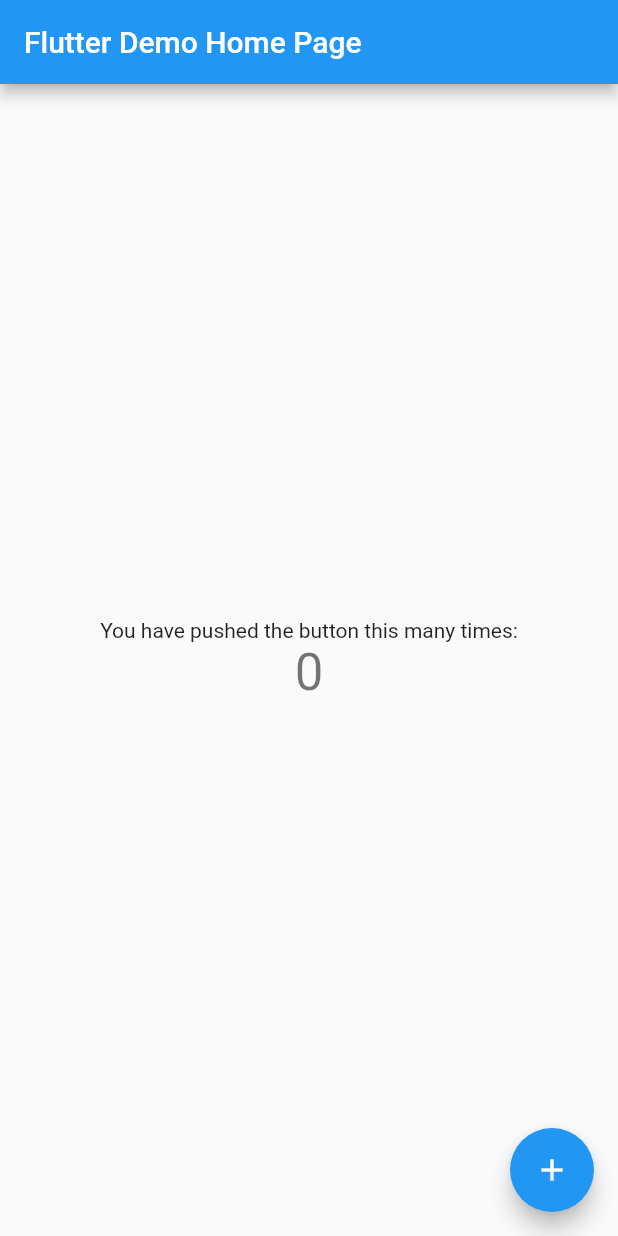
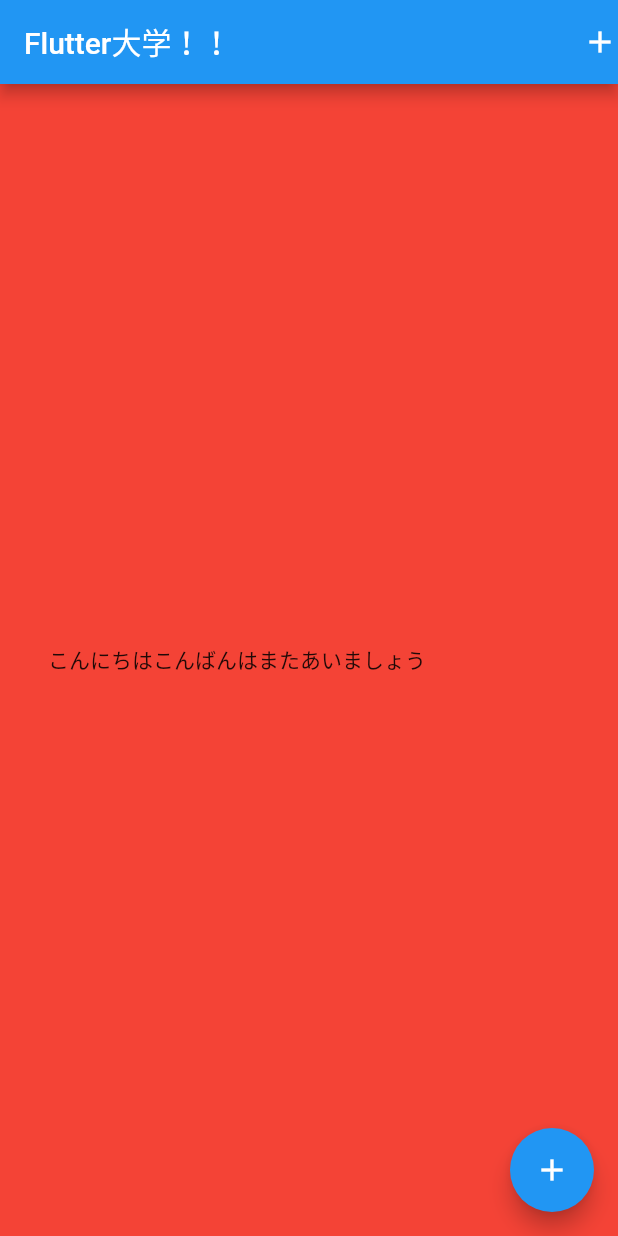
Before and after one commit to masakikono/flutter_univ, a Flutter app: the screen it shows after launch, on a phone screen of 412 x 824 dp. Run offline on Flutter 3.47's test engine with Material 2 defaults, Android fonts, the light colour scheme and no system bars.

Commit message:
finished first clip

```diff
--- a/lib/main.dart
+++ b/lib/main.dart
@@ -13,15 +13,6 @@
     return MaterialApp(
       title: 'Flutter Demo',
       theme: ThemeData(
-        // This is the theme of your application.
-        //
-        // Try running your application with "flutter run". You'll see the
-        // application has a blue toolbar. Then, without quitting the app, try
-        // changing the primarySwatch below to Colors.green and then invoke
-        // "hot reload" (press "r" in the console where you ran "flutter run",
-        // or simply save your changes to "hot reload" in a Flutter IDE).
-        // Notice that the counter didn't reset back to zero; the application
-        // is not restarted.
         primarySwatch: Colors.blue,
       ),
       home: const MyHomePage(title: 'Flutter Demo Home Page'),
@@ -31,15 +22,6 @@
 
 class MyHomePage extends StatefulWidget {
   const MyHomePage({Key? key, required this.title}) : super(key: key);
-
-  // This widget is the home page of your application. It is stateful, meaning
-  // that it has a State object (defined below) that contains fields that affect
-  // how it looks.
-
-  // This class is the configuration for the state. It holds the values (in this
-  // case the title) provided by the parent (in this case the App widget) and
-  // used by the build method of the State. Fields in a Widget subclass are
-  // always marked "final".
 
   final String title;
 
@@ -52,57 +34,31 @@
 
   void _incrementCounter() {
     setState(() {
-      // This call to setState tells the Flutter framework that something has
-      // changed in this State, which causes it to rerun the build method below
-      // so that the display can reflect the updated values. If we changed
-      // _counter without calling setState(), then the build method would not be
-      // called again, and so nothing would appear to happen.
       _counter++;
     });
   }
 
   @override
   Widget build(BuildContext context) {
-    // This method is rerun every time setState is called, for instance as done
-    // by the _incrementCounter method above.
-    //
-    // The Flutter framework has been optimized to make rerunning build methods
-    // fast, so that you can just rebuild anything that needs updating rather
-    // than having to individually change instances of widgets.
     return Scaffold(
       appBar: AppBar(
-        // Here we take the value from the MyHomePage object that was created by
-        // the App.build method, and use it to set our appbar title.
-        title: Text(widget.title),
+        title: Text("Flutter大学！！"),
+        actions: <Widget>[
+          Icon(Icons.add),
+        ],
       ),
-      body: Center(
-        // Center is a layout widget. It takes a single child and positions it
-        // in the middle of the parent.
-        child: Column(
-          // Column is also a layout widget. It takes a list of children and
-          // arranges them vertically. By default, it sizes itself to fit its
-          // children horizontally, and tries to be as tall as its parent.
-          //
-          // Invoke "debug painting" (press "p" in the console, choose the
-          // "Toggle Debug Paint" action from the Flutter Inspector in Android
-          // Studio, or the "Toggle Debug Paint" command in Visual Studio Code)
-          // to see the wireframe for each widget.
-          //
-          // Column has various properties to control how it sizes itself and
-          // how it positions its children. Here we use mainAxisAlignment to
-          // center the children vertically; the main axis here is the vertical
-          // axis because Columns are vertical (the cross axis would be
-          // horizontal).
-          mainAxisAlignment: MainAxisAlignment.center,
-          children: <Widget>[
-            const Text(
-              'You have pushed the button this many times:',
-            ),
-            Text(
-              '$_counter',
-              style: Theme.of(context).textTheme.headline4,
-            ),
-          ],
+      body: Container(
+        height: double.infinity,
+        color: Colors.red,
+        child: Padding(
+          padding: const EdgeInsets.all(32.0),
+          child: Row(
+            children: <Widget>[
+              Text("こんにちは"),
+              Text("こんばんは"),
+              Text("またあいましょう"),
+            ],
+          ),
         ),
       ),
       floatingActionButton: FloatingActionButton(
```
